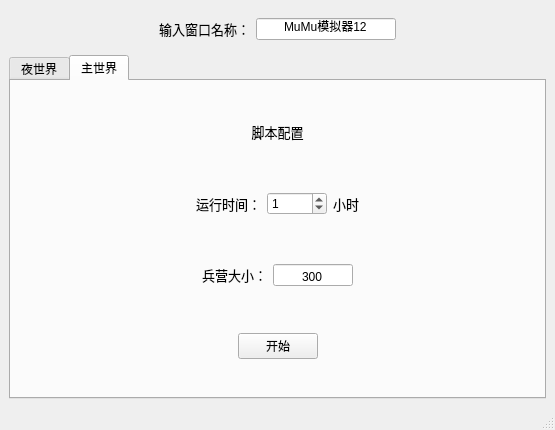
First picture: the form in ui.ui, repository nev3da/COC, before the edit.
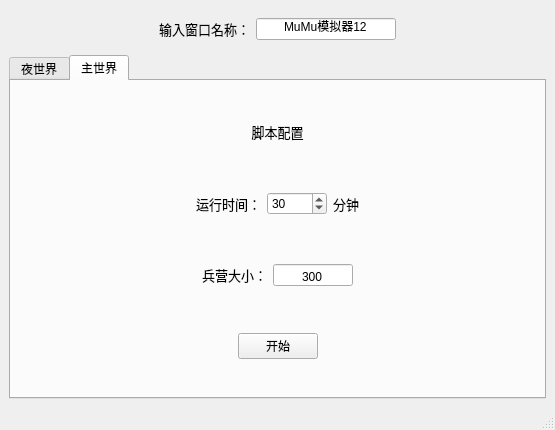
Second picture: the form after the edit. The open tabs and pages were chosen to show the change.

The edit to the form file:
```diff
--- a/ui.ui
+++ b/ui.ui
@@ -563,8 +563,14 @@
                   <height>16777215</height>
                  </size>
                 </property>
+                <property name="maximum">
+                 <number>180</number>
+                </property>
+                <property name="singleStep">
+                 <number>10</number>
+                </property>
                 <property name="value">
-                 <number>1</number>
+                 <number>30</number>
                 </property>
                </widget>
               </item>
@@ -576,7 +582,7 @@
                  </font>
                 </property>
                 <property name="text">
-                 <string>小时</string>
+                 <string>分钟</string>
                 </property>
                </widget>
               </item>
```
